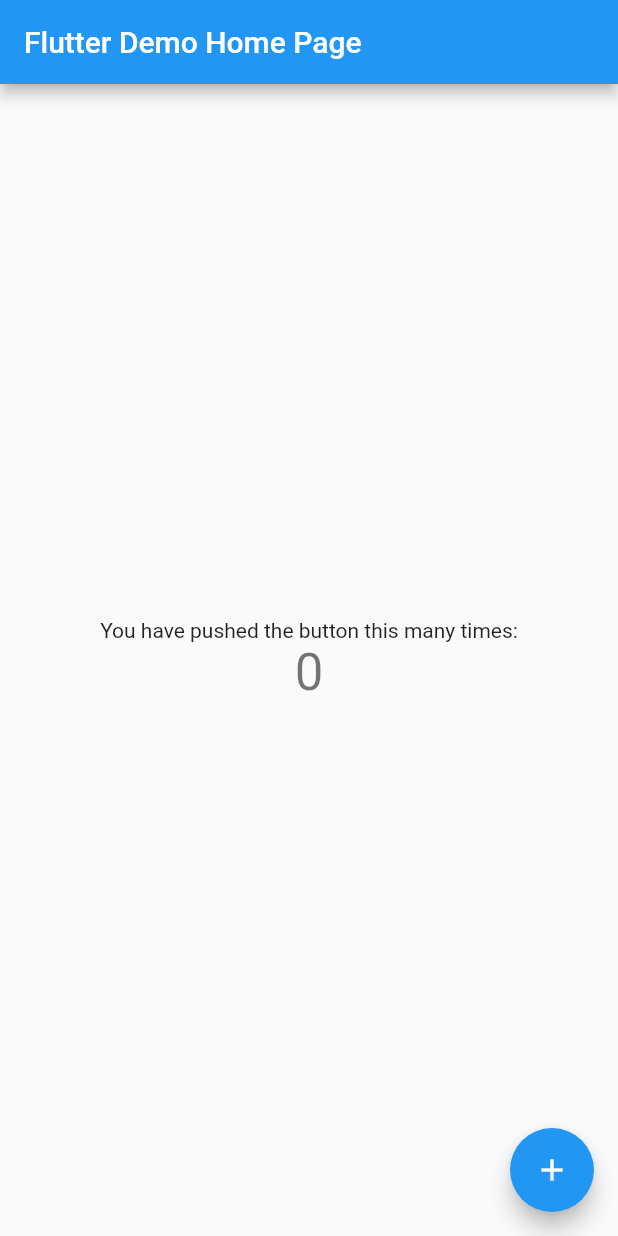
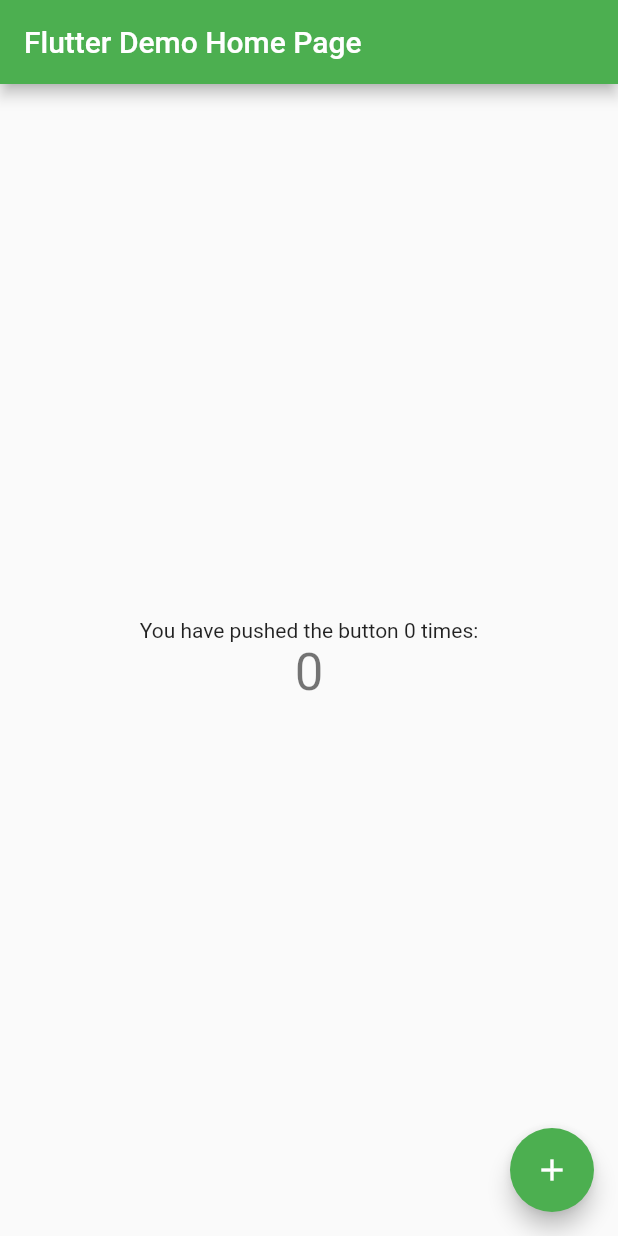
Before and after one commit to zenara/FlutterApp, a Flutter app: the screen it shows after launch, on a phone screen of 412 x 824 dp. Run offline on Flutter 3.47's test engine with Material 2 defaults, Android fonts, the phone set to English and light mode, and no system bars.

Commit message:
Change theme color and content

```diff
--- a/lib/main.dart
+++ b/lib/main.dart
@@ -18,7 +18,7 @@ class MyApp extends StatelessWidget {
         // or simply save your changes to "hot reload" in a Flutter IDE).
         // Notice that the counter didn't reset back to zero; the application
         // is not restarted.
-        primarySwatch: Colors.blue,
+        primarySwatch: Colors.green,
       ),
       home: MyHomePage(title: 'Flutter Demo Home Page'),
     );
@@ -92,7 +92,7 @@ class _MyHomePageState extends State<MyHomePage> {
           mainAxisAlignment: MainAxisAlignment.center,
           children: <Widget>[
             Text(
-              'You have pushed the button this many times:',
+              'You have pushed the button $_counter times:',
             ),
             Text(
               '$_counter',
```
